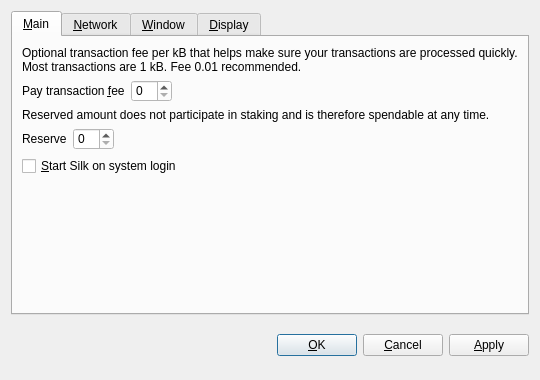
Before: the Qt Designer form src/qt/forms/optionsdialog.ui in duality-solutions/Sequence, drawn with Qt 5.
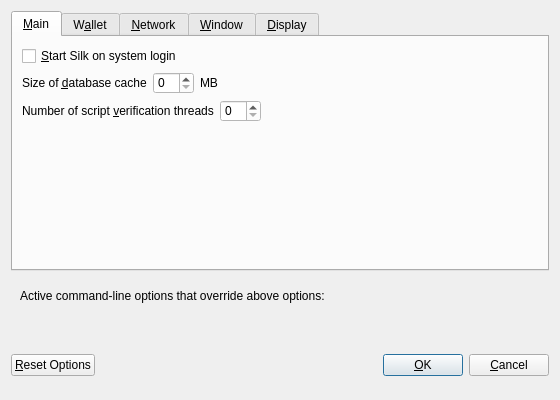
After: the same form once the commit is applied. The open tabs and pages were chosen to show the change. Custom widgets are drawn as their Qt base class.

Patch:
```diff
--- a/src/qt/forms/optionsdialog.ui
+++ b/src/qt/forms/optionsdialog.ui
@@ -6,8 +6,8 @@
    <rect>
     <x>0</x>
     <y>0</y>
-    <width>540</width>
-    <height>380</height>
+    <width>560</width>
+    <height>400</height>
    </rect>
   </property>
   <property name="windowTitle">
@@ -19,8 +19,9 @@
   <layout class="QVBoxLayout" name="verticalLayout">
    <item>
     <widget class="QTabWidget" name="tabWidget">
-     <property name="tabPosition">
-      <enum>QTabWidget::North</enum>
+     <property name="styleSheet">
+      <string notr="true">QTabWidget:tab-bar { alignment: left }
+QTabBar { alignment: left; }</string>
      </property>
      <property name="currentIndex">
       <number>3</number>
@@ -30,108 +31,6 @@
        <string>&amp;Main</string>
       </attribute>
       <layout class="QVBoxLayout" name="verticalLayout_Main">
-       <item>
-        <widget class="QLabel" name="transactionFeeInfoLabel">
-         <property name="text">
-          <string>Optional transaction fee per kB that helps make sure your transactions are processed quickly. Most transactions are 1 kB. Fee 0.01 recommended.</string>
-         </property>
-         <property name="textFormat">
-          <enum>Qt::PlainText</enum>
-         </property>
-         <property name="wordWrap">
-          <bool>true</bool>
-         </property>
-        </widget>
-       </item>
-       <item>
-        <layout class="QHBoxLayout" name="horizontalLayoutFee">
-         <item>
-          <widget class="QLabel" name="transactionFeeLabel">
-           <property name="text">
-            <string>Pay transaction &amp;fee</string>
-           </property>
-           <property name="textFormat">
-            <enum>Qt::PlainText</enum>
-           </property>
-           <property name="buddy">
-            <cstring>transactionFee</cstring>
-           </property>
-          </widget>
-         </item>
-         <item>
-          <widget class="SilkAmountField" name="transactionFee">
-           <property name="styleSheet">
-            <string notr="true">color: rgb(0, 0, 0);
-background-color: rgb(255, 255, 255);</string>
-           </property>
-          </widget>
-         </item>
-         <item>
-          <spacer name="horizontalSpacerFee">
-           <property name="orientation">
-            <enum>Qt::Horizontal</enum>
-           </property>
-           <property name="sizeHint" stdset="0">
-            <size>
-             <width>40</width>
-             <height>20</height>
-            </size>
-           </property>
-          </spacer>
-         </item>
-        </layout>
-       </item>
-       <item>
-        <widget class="QLabel" name="reserveBalanceInfoLabel">
-         <property name="text">
-          <string>Reserved amount does not participate in staking and is therefore spendable at any time.</string>
-         </property>
-         <property name="textFormat">
-          <enum>Qt::PlainText</enum>
-         </property>
-         <property name="wordWrap">
-          <bool>true</bool>
-         </property>
-        </widget>
-       </item>
-       <item>
-        <layout class="QHBoxLayout" name="horizontalLayoutReserveBalance">
-         <item>
-          <widget class="QLabel" name="reserveBalanceLabel">
-           <property name="text">
-            <string>Reserve</string>
-           </property>
-           <property name="textFormat">
-            <enum>Qt::PlainText</enum>
-           </property>
-           <property name="buddy">
-            <cstring>reserveBalance</cstring>
-           </property>
-          </widget>
-         </item>
-         <item>
-          <widget class="SilkAmountField" name="reserveBalance">
-           <property name="styleSheet">
-            <string notr="true">color: rgb(0, 0, 0);
-background-color: rgb(255, 255, 255);</string>
-           </property>
-          </widget>
-         </item>
-         <item>
-          <spacer name="horizontalSpacerReserveBalance">
-           <property name="orientation">
-            <enum>Qt::Horizontal</enum>
-           </property>
-           <property name="sizeHint" stdset="0">
-            <size>
-             <width>40</width>
-             <height>20</height>
-            </size>
-           </property>
-          </spacer>
-         </item>
-        </layout>
-       </item>
        <item>
         <widget class="QCheckBox" name="silkAtStartup">
          <property name="toolTip">
@@ -142,6 +41,95 @@
          </property>
         </widget>
        </item>
+       <item>
+        <layout class="QHBoxLayout" name="horizontalLayout_2_Main">
+         <item>
+          <widget class="QLabel" name="databaseCacheLabel">
+           <property name="text">
+            <string>Size of &amp;database cache</string>
+           </property>
+           <property name="textFormat">
+            <enum>Qt::PlainText</enum>
+           </property>
+           <property name="buddy">
+            <cstring>databaseCache</cstring>
+           </property>
+          </widget>
+         </item>
+         <item>
+          <widget class="QSpinBox" name="databaseCache">
+           <property name="styleSheet">
+            <string notr="true">background-color: rgb(255, 255, 255);
+color: rgb(0, 0, 0);</string>
+           </property>
+          </widget>
+         </item>
+         <item>
+          <widget class="QLabel" name="databaseCacheUnitLabel">
+           <property name="text">
+            <string>MB</string>
+           </property>
+           <property name="textFormat">
+            <enum>Qt::PlainText</enum>
+           </property>
+          </widget>
+         </item>
+         <item>
+          <spacer name="horizontalSpacer_2_Main">
+           <property name="orientation">
+            <enum>Qt::Horizontal</enum>
+           </property>
+           <property name="sizeHint" stdset="0">
+            <size>
+             <width>40</width>
+             <height>20</height>
+            </size>
+           </property>
+          </spacer>
+         </item>
+        </layout>
+       </item>
+       <item>
+        <layout class="QHBoxLayout" name="horizontalLayout_3_Main">
+         <item>
+          <widget class="QLabel" name="threadsScriptVerifLabel">
+           <property name="text">
+            <string>Number of script &amp;verification threads</string>
+           </property>
+           <property name="textFormat">
+            <enum>Qt::PlainText</enum>
+           </property>
+           <property name="buddy">
+            <cstring>threadsScriptVerif</cstring>
+           </property>
+          </widget>
+         </item>
+         <item>
+          <widget class="QSpinBox" name="threadsScriptVerif">
+           <property name="toolTip">
+            <string>(0 = auto, &lt;0 = leave that many cores free)</string>
+           </property>
+           <property name="styleSheet">
+            <string notr="true">background-color: rgb(255, 255, 255);
+color: rgb(0, 0, 0);</string>
+           </property>
+          </widget>
+         </item>
+         <item>
+          <spacer name="horizontalSpacer_3_Main">
+           <property name="orientation">
+            <enum>Qt::Horizontal</enum>
+           </property>
+           <property name="sizeHint" stdset="0">
+            <size>
+             <width>40</width>
+             <height>20</height>
+            </size>
+           </property>
+          </spacer>
+         </item>
+        </layout>
+       </item>
        <item>
         <spacer name="verticalSpacer_Main">
          <property name="orientation">
@@ -157,6 +145,55 @@
        </item>
       </layout>
      </widget>
+     <widget class="QWidget" name="tabWallet">
+      <attribute name="title">
+       <string>W&amp;allet</string>
+      </attribute>
+      <layout class="QVBoxLayout" name="verticalLayout_Wallet">
+       <item>
+        <widget class="QGroupBox" name="groupBox">
+         <property name="title">
+          <string>Expert</string>
+         </property>
+         <layout class="QVBoxLayout" name="verticalLayout_2">
+          <item>
+           <widget class="QCheckBox" name="coinControlFeatures">
+            <property name="toolTip">
+             <string>Whether to show coin control features or not.</string>
+            </property>
+            <property name="text">
+             <string>Enable coin &amp;control features</string>
+            </property>
+           </widget>
+          </item>
+          <item>
+           <widget class="QCheckBox" name="spendZeroConfChange">
+            <property name="toolTip">
+             <string>If you disable the spending of unconfirmed change, the change from a transaction cannot be used until that transaction has at least one confirmation. This also affects how your balance is computed.</string>
+            </property>
+            <property name="text">
+             <string>&amp;Spend unconfirmed change</string>
+            </property>
+           </widget>
+          </item>
+         </layout>
+        </widget>
+       </item>
+       <item>
+        <spacer name="verticalSpacer_Wallet">
+         <property name="orientation">
+          <enum>Qt::Vertical</enum>
+         </property>
+         <property name="sizeHint" stdset="0">
+          <size>
+           <width>20</width>
+           <height>40</height>
+          </size>
+         </property>
+        </spacer>
+       </item>
+      </layout>
+     </widget>
      <widget class="QWidget" name="tabNetwork">
       <attribute name="title">
        <string>&amp;Network</string>
@@ -396,8 +433,67 @@
      </widget>
     </widget>
    </item>
+   <item>
+    <widget class="QFrame" name="frame">
+     <layout class="QVBoxLayout" name="verticalLayout_Bottom">
+      <item>
+       <layout class="QHBoxLayout" name="horizontalLayout_Bottom">
+        <item>
+         <widget class="QLabel" name="overriddenByCommandLineInfoLabel">
+          <property name="text">
+           <string>Active command-line options that override above options:</string>
+          </property>
+          <property name="textFormat">
+           <enum>Qt::PlainText</enum>
+          </property>
+         </widget>
+        </item>
+        <item>
+         <spacer name="horizontalSpacer_Bottom">
+          <property name="orientation">
+           <enum>Qt::Horizontal</enum>
+          </property>
+          <property name="sizeHint" stdset="0">
+           <size>
+            <width>40</width>
+            <height>20</height>
+           </size>
+          </property>
+         </spacer>
+        </item>
+       </layout>
+      </item>
+      <item>
+       <widget class="QLabel" name="overriddenByCommandLineLabel">
+        <property name="text">
+         <string/>
+        </property>
+        <property name="textFormat">
+         <enum>Qt::PlainText</enum>
+        </property>
+        <property name="wordWrap">
+         <bool>true</bool>
+        </property>
+       </widget>
+      </item>
+     </layout>
+    </widget>
+   </item>
    <item>
     <layout class="QHBoxLayout" name="horizontalLayout_Buttons">
+     <item>
+      <widget class="QPushButton" name="resetButton">
+       <property name="toolTip">
+        <string>Reset all client options to default.</string>
+       </property>
+       <property name="text">
+        <string>&amp;Reset Options</string>
+       </property>
+       <property name="autoDefault">
+        <bool>false</bool>
+       </property>
+      </widget>
+     </item>
      <item>
       <spacer name="horizontalSpacer_1">
        <property name="orientation">
@@ -413,6 +509,12 @@
      </item>
      <item>
       <widget class="QLabel" name="statusLabel">
+       <property name="minimumSize">
+        <size>
+         <width>200</width>
+         <height>0</height>
+        </size>
+       </property>
        <property name="font">
         <font>
          <weight>75</weight>
@@ -448,6 +550,12 @@
        <property name="text">
         <string>&amp;OK</string>
        </property>
+       <property name="autoDefault">
+        <bool>false</bool>
+       </property>
+       <property name="default">
+        <bool>true</bool>
+       </property>
       </widget>
      </item>
      <item>
@@ -460,36 +568,21 @@
        </property>
       </widget>
      </item>
-     <item>
-      <widget class="QPushButton" name="applyButton">
-       <property name="text">
-        <string>&amp;Apply</string>
-       </property>
-       <property name="autoDefault">
-        <bool>false</bool>
-       </property>
-      </widget>
-     </item>
     </layout>
    </item>
   </layout>
  </widget>
  <customwidgets>
-  <customwidget>
-   <class>SilkAmountField</class>
-   <extends>QSpinBox</extends>
-   <header>silkamountfield.h</header>
-  </customwidget>
-  <customwidget>
-   <class>QValueComboBox</class>
-   <extends>QComboBox</extends>
-   <header>qvaluecombobox.h</header>
-  </customwidget>
   <customwidget>
    <class>QValidatedLineEdit</class>
    <extends>QLineEdit</extends>
    <header>qvalidatedlineedit.h</header>
   </customwidget>
+  <customwidget>
+   <class>QValueComboBox</class>
+   <extends>QComboBox</extends>
+   <header>qvaluecombobox.h</header>
+  </customwidget>
  </customwidgets>
  <resources/>
  <connections/>
```
Left out of the diff: 88 changed lines with no effect on the pictures.
